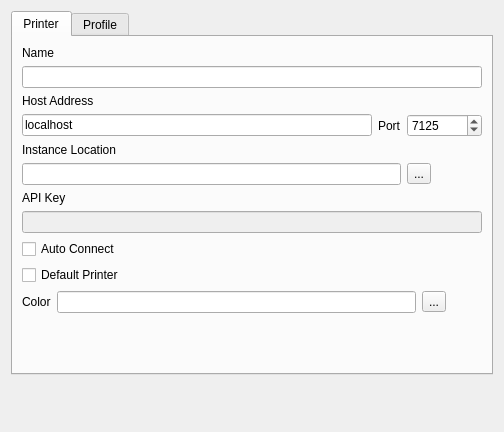
First picture: the form in pages/settings/edit_printer/editprinterdialog.ui, repository DigitalArtifex/Flo, before the edit.
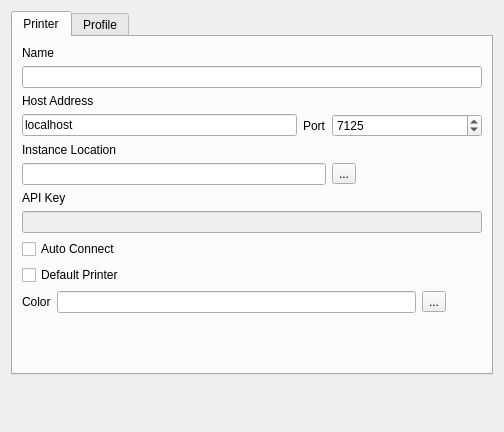
Second picture: the form after the edit. Icons and pictures are not drawn.

Diff of the .ui file:
```diff
--- a/pages/settings/edit_printer/editprinterdialog.ui
+++ b/pages/settings/edit_printer/editprinterdialog.ui
@@ -107,7 +107,7 @@
         <widget class="QSpinBox" name="portSpinBox">
          <property name="minimumSize">
           <size>
-           <width>75</width>
+           <width>150</width>
            <height>0</height>
           </size>
          </property>
```
Left out of the diff: 28 changed lines with no effect on the pictures.
